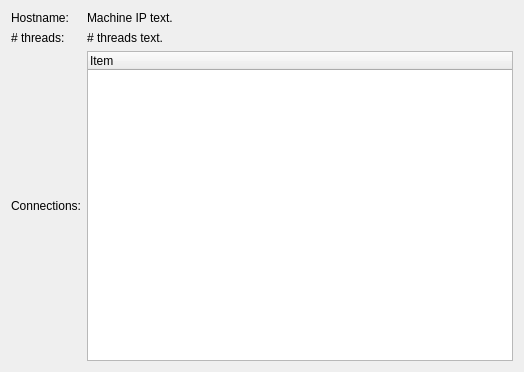
Qt form ui/NetworkDialog.ui (juj/kNet) before a commit.
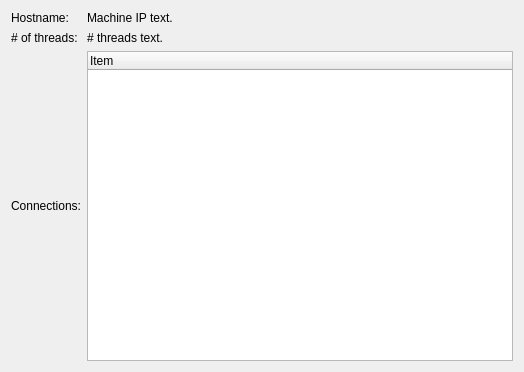
The same form after that commit.

Commit message: Use WA_DeleteOnClose for the profiling windows. Simplify EndPoint-related code in NetworkServer.

```diff
--- a/ui/NetworkDialog.ui
+++ b/ui/NetworkDialog.ui
@@ -49,7 +49,7 @@
      <item row="1" column="0">
       <widget class="QLabel" name="label_2">
        <property name="text">
-        <string># threads:</string>
+        <string># of threads:</string>
        </property>
       </widget>
      </item>
```
The commit also changes 5 other files.
